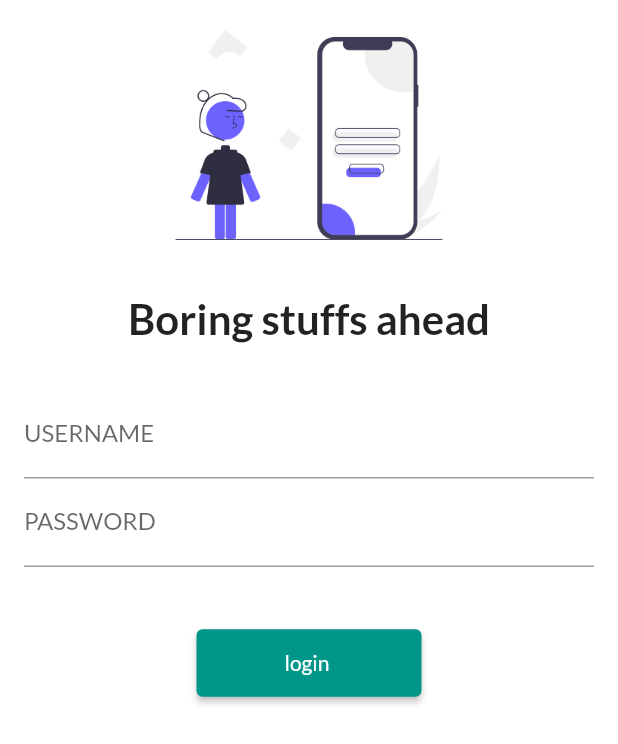
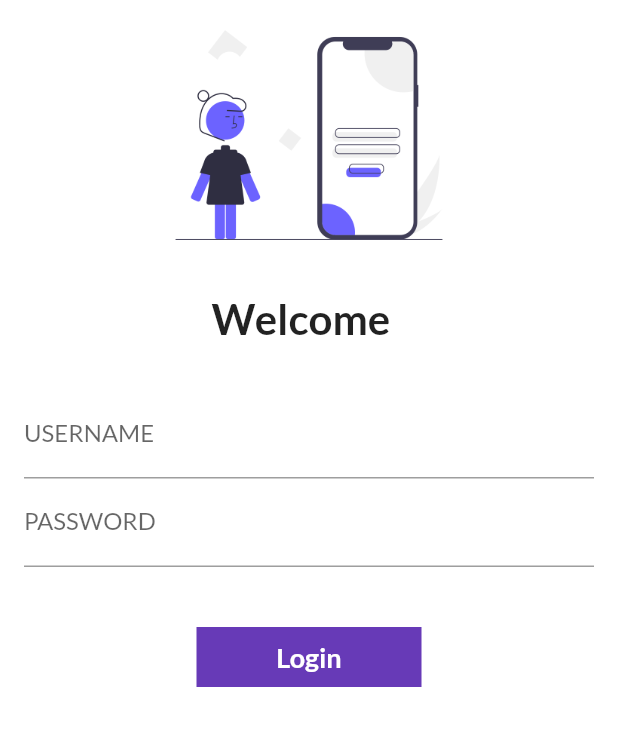
Before and after one commit to krishnabashyal/boring_app, a Flutter app: the screen it shows after launch, on a phone screen of 412 x 824 dp. Shown: the top 744 px of the screen. Run offline on Flutter 3.47's test engine with Material 2 defaults, Android fonts, the phone set to English and light mode, and no system bars; our stand-ins replace google_fonts.

Commit message:
day 6 done . some animation and delays in page also some designing

```diff
--- a/lib/pages/login_page.dart
+++ b/lib/pages/login_page.dart
@@ -4,9 +4,16 @@ import 'package:boring_app/pages/home_page.dart';
 import 'package:boring_app/utils/routes.dart';
 import 'package:flutter/material.dart';
 
-class LoginPage extends StatelessWidget {
+class LoginPage extends StatefulWidget {
   const LoginPage({super.key});
 
+  @override
+  State<LoginPage> createState() => _LoginPageState();
+}
+
+class _LoginPageState extends State<LoginPage> {
+  String name = "";
+  bool changeButton = false;
   @override
   Widget build(BuildContext context) {
     return Material(
@@ -23,7 +30,7 @@ class LoginPage extends StatelessWidget {
                 height: 15,
               ),
               Text(
-                'Boring stuffs ahead',
+                'Welcome $name ',
                 style: TextStyle(
                   fontSize: 28,
                   fontWeight: FontWeight.bold,
@@ -41,6 +48,12 @@ class LoginPage extends StatelessWidget {
                         labelText: "USERNAME",
                         hintText: "enter your username ",
                       ),
+                      onChanged: ((value) {
+                        name = value;
+                        setState(
+                          () {},
+                        );
+                      }),
                     ),
                     TextFormField(
                       obscureText: true,
@@ -53,13 +66,51 @@ class LoginPage extends StatelessWidget {
                     SizedBox(
                       height: 40,
                     ),
-                    ElevatedButton(
-                      onPressed: () {
+                    // ElevatedButton(
+                    //   onPressed: () {
+                    //     Navigator.pushNamed(context, MyRoutes.homeRoute);
+                    //   },
+                    //   child: Text('login '),
+                    //   style: TextButton.styleFrom(minimumSize: Size(150, 45)),
+                    //
+                    //
+                    InkWell(
+                      onTap: () async {
+                        setState(() {
+                          changeButton = true;
+                        });
+                        await Future.delayed(Duration(seconds: 1));
                         Navigator.pushNamed(context, MyRoutes.homeRoute);
+
                       },
-                      child: Text('login '),
-                      style: TextButton.styleFrom(minimumSize: Size(150, 45)),
-                    )
+                      child: AnimatedContainer(
+                        duration: Duration(seconds: 1),
+                        height: 40,
+                        width: changeButton ? 50 : 150,
+                        alignment: Alignment.center,
+                        child: changeButton
+                            ? Icon(
+                                Icons.done,
+                                color: Colors.white,
+                              )
+                            : Text(
+                                'Login',
+                                style: TextStyle(
+                                  color: Colors.white,
+                                  fontWeight: FontWeight.bold,
+                                  fontSize: 18,
+                                ),
+                              ),
+                        decoration: BoxDecoration(
+                          color: Colors.deepPurple,
+                          shape: changeButton
+                              ? BoxShape.circle
+                              : BoxShape.rectangle,
+
+                          //borderRadius: BorderRadius.circular(8),
+                        ),
+                      ),
+                    ),
                   ],
                 ),
               )
@@ -67,5 +118,4 @@ class LoginPage extends StatelessWidget {
           ),
         ));
   }
-  // comment for no reason at all
 }
```
